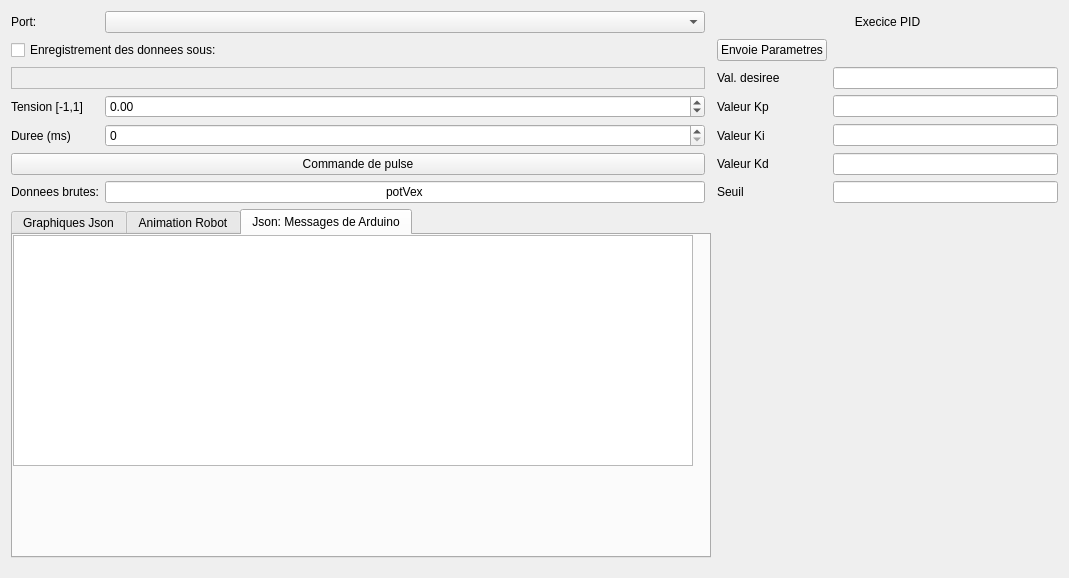
The window that IdentificationParams/identification_Qt/mainwindow.ui (ClanDesDindesLibres/robot_mobile_s3) describes before a commit, drawn with Qt 5.
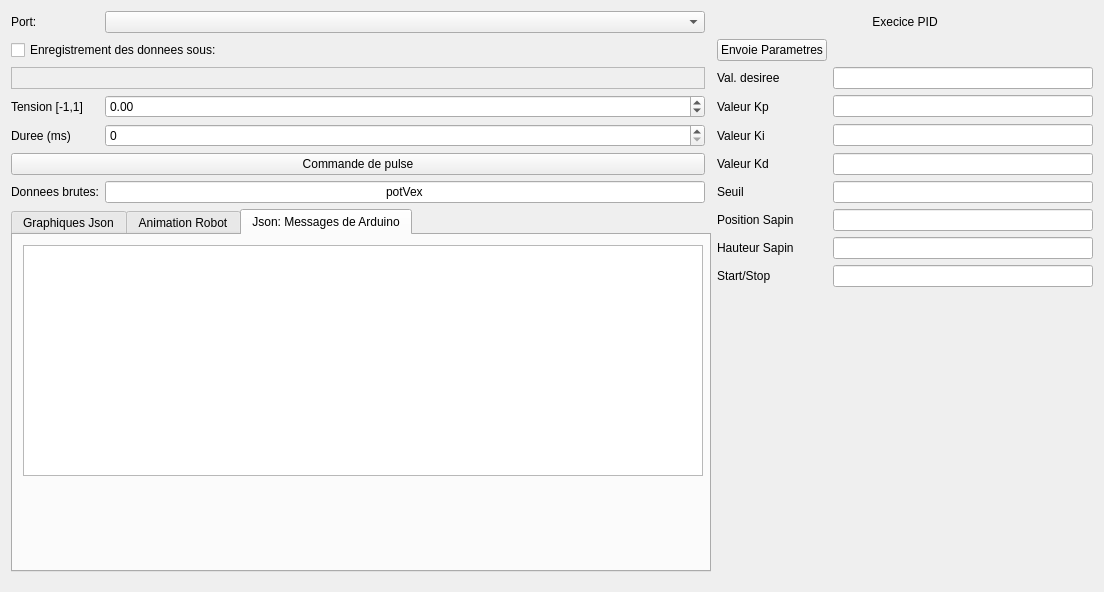
The same window after the commit. The open tabs and pages were chosen to show the change. Custom widgets are drawn as their Qt base class.

Commit message: Sandrine/Max Anim

Patch:
```diff
--- a/IdentificationParams/identification_Qt/mainwindow.ui
+++ b/IdentificationParams/identification_Qt/mainwindow.ui
@@ -6,8 +6,8 @@
    <rect>
     <x>0</x>
     <y>0</y>
-    <width>752</width>
-    <height>578</height>
+    <width>1104</width>
+    <height>592</height>
    </rect>
   </property>
   <property name="acceptDrops">
@@ -17,34 +17,17 @@
    <string>Interface Identification</string>
   </property>
   <widget class="QWidget" name="centralWidget">
-   <layout class="QGridLayout" name="gridLayout">
-    <item row="10" column="1">
-     <widget class="QLineEdit" name="JsonKey">
+   <layout class="QGridLayout" name="gridLayout" columnstretch="0,0,0,0,0,0">
+    <property name="verticalSpacing">
+     <number>6</number>
+    </property>
+    <item row="12" column="4">
+     <widget class="QLabel" name="label_13">
       <property name="text">
-       <string>potVex</string>
+       <string>Hauteur Sapin</string>
       </property>
-      <property name="alignment">
-       <set>Qt::AlignCenter</set>
-      </property>
      </widget>
     </item>
-    <item row="10" column="4">
-     <widget class="QLabel" name="label_11">
-      <property name="text">
-       <string>Seuil</string>
-      </property>
-     </widget>
-    </item>
-    <item row="9" column="4">
-     <widget class="QLabel" name="label_10">
-      <property name="text">
-       <string>Valeur Kd</string>
-      </property>
-     </widget>
-    </item>
-    <item row="8" column="5">
-     <widget class="QLineEdit" name="lineEdit_Ki"/>
-    </item>
     <item row="6" column="4">
      <widget class="QLabel" name="label_7">
       <property name="text">
@@ -52,74 +35,6 @@
       </property>
      </widget>
     </item>
-    <item row="12" column="0" colspan="3">
-     <widget class="QTabWidget" name="animTab">
-      <property name="minimumSize">
-       <size>
-        <width>700</width>
-        <height>0</height>
-       </size>
-      </property>
-      <property name="currentIndex">
-       <number>1</number>
-      </property>
-      <widget class="QWidget" name="tab">
-       <attribute name="title">
-        <string>Graphiques Json</string>
-       </attribute>
-       <widget class="QChartView" name="graph">
-        <property name="geometry">
-         <rect>
-          <x>0</x>
-          <y>0</y>
-          <width>691</width>
-          <height>241</height>
-         </rect>
-        </property>
-       </widget>
-      </widget>
-      <widget class="QWidget" name="tab_2">
-       <attribute name="title">
-        <string>Animation Robot</string>
-       </attribute>
-      </widget>
-      <widget class="QWidget" name="Json">
-       <property name="whatsThis">
-        <string>&lt;html&gt;&lt;head/&gt;&lt;body&gt;&lt;p&gt;json&lt;/p&gt;&lt;/body&gt;&lt;/html&gt;</string>
-       </property>
-       <attribute name="title">
-        <string>Json: Messages de Arduino</string>
-       </attribute>
-       <widget class="QTextBrowser" name="textBrowser">
-        <property name="geometry">
-         <rect>
-          <x>0</x>
-          <y>0</y>
-          <width>680</width>
-          <height>231</height>
-         </rect>
-        </property>
-        <property name="minimumSize">
-         <size>
-          <width>680</width>
-          <height>0</height>
-         </size>
-        </property>
-        <property name="maximumSize">
-         <size>
-          <width>206</width>
-          <height>280</height>
-         </size>
-        </property>
-        <property name="font">
-         <font>
-          <pointsize>9</pointsize>
-         </font>
-        </property>
-       </widget>
-      </widget>
-     </widget>
-    </item>
     <item row="6" column="5">
      <widget class="QLineEdit" name="lineEdit_DesVal"/>
     </item>
@@ -130,19 +45,45 @@
       </property>
      </widget>
     </item>
-    <item row="13" column="2">
+    <item row="8" column="1">
+     <widget class="QSpinBox" name="DurationBox">
+      <property name="keyboardTracking">
+       <bool>false</bool>
+      </property>
+      <property name="minimum">
+       <number>0</number>
+      </property>
+      <property name="maximum">
+       <number>5000</number>
+      </property>
+      <property name="singleStep">
+       <number>25</number>
+      </property>
+     </widget>
+    </item>
+    <item row="15" column="2">
      <widget class="Line" name="line">
       <property name="orientation">
        <enum>Qt::Horizontal</enum>
       </property>
      </widget>
     </item>
+    <item row="7" column="1">
+     <widget class="QDoubleSpinBox" name="PWMBox">
+      <property name="minimum">
+       <double>-1.000000000000000</double>
+      </property>
+      <property name="maximum">
+       <double>1.000000000000000</double>
+      </property>
+      <property name="singleStep">
+       <double>0.100000000000000</double>
+      </property>
+     </widget>
+    </item>
     <item row="7" column="5">
      <widget class="QLineEdit" name="lineEdit_Kp"/>
     </item>
-    <item row="9" column="5">
-     <widget class="QLineEdit" name="lineEdit_Kd"/>
-    </item>
     <item row="9" column="0" colspan="2">
      <widget class="QPushButton" name="pulseButton">
       <property name="text">
@@ -150,6 +91,9 @@
       </property>
      </widget>
     </item>
+    <item row="9" column="5">
+     <widget class="QLineEdit" name="lineEdit_Kd"/>
+    </item>
     <item row="8" column="0">
      <widget class="QLabel" name="label_2">
       <property name="text">
@@ -171,38 +115,9 @@
       </property>
      </widget>
     </item>
-    <item row="8" column="1">
-     <widget class="QSpinBox" name="DurationBox">
-      <property name="keyboardTracking">
-       <bool>false</bool>
-      </property>
-      <property name="minimum">
-       <number>0</number>
-      </property>
-      <property name="maximum">
-       <number>5000</number>
-      </property>
-      <property name="singleStep">
-       <number>25</number>
-      </property>
-     </widget>
-    </item>
     <item row="4" column="1">
      <widget class="QComboBox" name="comboBoxPort"/>
     </item>
-    <item row="7" column="1">
-     <widget class="QDoubleSpinBox" name="PWMBox">
-      <property name="minimum">
-       <double>-1.000000000000000</double>
-      </property>
-      <property name="maximum">
-       <double>1.000000000000000</double>
-      </property>
-      <property name="singleStep">
-       <double>0.100000000000000</double>
-      </property>
-     </widget>
-    </item>
     <item row="4" column="4" colspan="2">
      <widget class="QLabel" name="label_6">
       <property name="text">
@@ -264,6 +179,124 @@
       </property>
      </widget>
     </item>
+    <item row="10" column="1">
+     <widget class="QLineEdit" name="JsonKey">
+      <property name="text">
+       <string>potVex</string>
+      </property>
+      <property name="alignment">
+       <set>Qt::AlignCenter</set>
+      </property>
+     </widget>
+    </item>
+    <item row="10" column="4">
+     <widget class="QLabel" name="label_11">
+      <property name="text">
+       <string>Seuil</string>
+      </property>
+     </widget>
+    </item>
+    <item row="9" column="4">
+     <widget class="QLabel" name="label_10">
+      <property name="text">
+       <string>Valeur Kd</string>
+      </property>
+     </widget>
+    </item>
+    <item row="8" column="5">
+     <widget class="QLineEdit" name="lineEdit_Ki"/>
+    </item>
+    <item row="11" column="4">
+     <widget class="QLabel" name="label_12">
+      <property name="text">
+       <string>Position Sapin</string>
+      </property>
+     </widget>
+    </item>
+    <item row="12" column="5">
+     <widget class="QLineEdit" name="lineEdit_HauSapin"/>
+    </item>
+    <item row="11" column="5">
+     <widget class="QLineEdit" name="lineEdit_PosSapin"/>
+    </item>
+    <item row="13" column="5">
+     <widget class="QLineEdit" name="lineEdit_Start"/>
+    </item>
+    <item row="13" column="4">
+     <widget class="QLabel" name="label_14">
+      <property name="text">
+       <string>Start/Stop</string>
+      </property>
+     </widget>
+    </item>
+    <item row="11" column="0" rowspan="4" colspan="3">
+     <widget class="QTabWidget" name="animTab">
+      <property name="minimumSize">
+       <size>
+        <width>700</width>
+        <height>0</height>
+       </size>
+      </property>
+      <property name="currentIndex">
+       <number>2</number>
+      </property>
+      <widget class="QWidget" name="tab">
+       <attribute name="title">
+        <string>Graphiques Json</string>
+       </attribute>
+       <widget class="QChartView" name="graph">
+        <property name="geometry">
+         <rect>
+          <x>0</x>
+          <y>0</y>
+          <width>691</width>
+          <height>241</height>
+         </rect>
+        </property>
+       </widget>
+      </widget>
+      <widget class="QWidget" name="tab_2">
+       <attribute name="title">
+        <string>Animation Robot</string>
+       </attribute>
+      </widget>
+      <widget class="QWidget" name="Json">
+       <property name="whatsThis">
+        <string>&lt;html&gt;&lt;head/&gt;&lt;body&gt;&lt;p&gt;json&lt;/p&gt;&lt;/body&gt;&lt;/html&gt;</string>
+       </property>
+       <attribute name="title">
+        <string>Json: Messages de Arduino</string>
+       </attribute>
+       <widget class="QTextBrowser" name="textBrowser">
+        <property name="geometry">
+         <rect>
+          <x>10</x>
+          <y>10</y>
+          <width>680</width>
+          <height>231</height>
+         </rect>
+        </property>
+        <property name="minimumSize">
+         <size>
+          <width>680</width>
+          <height>0</height>
+         </size>
+        </property>
+        <property name="maximumSize">
+         <size>
+          <width>206</width>
+          <height>280</height>
+         </size>
+        </property>
+        <property name="font">
+         <font>
+          <pointsize>9</pointsize>
+         </font>
+        </property>
+       </widget>
+      </widget>
+     </widget>
+    </item>
    </layout>
   </widget>
  </widget>
```
The commit also changes 3 other files.
